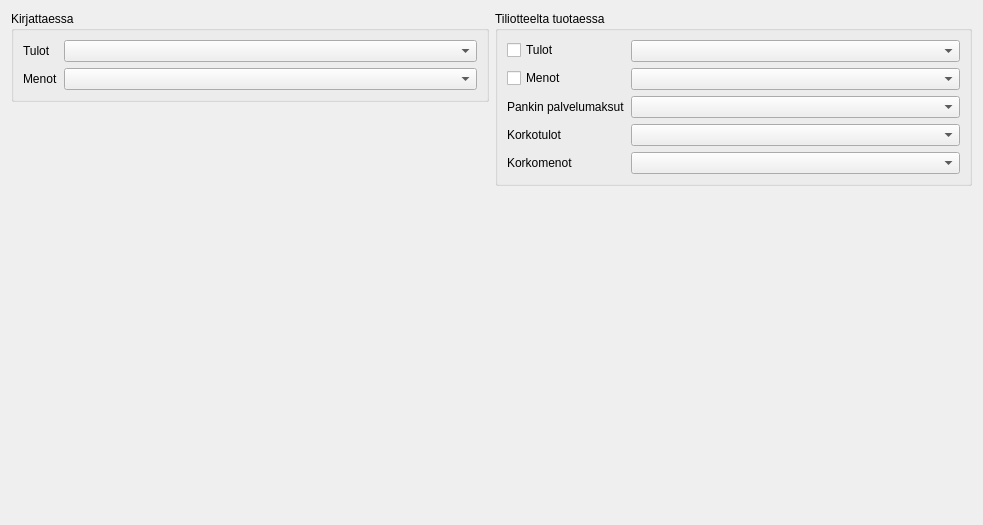
The window that kitsas/maaritys/oletustilimaaritys.ui (artoh/kitupiikki) describes before a commit, drawn with Qt 5.
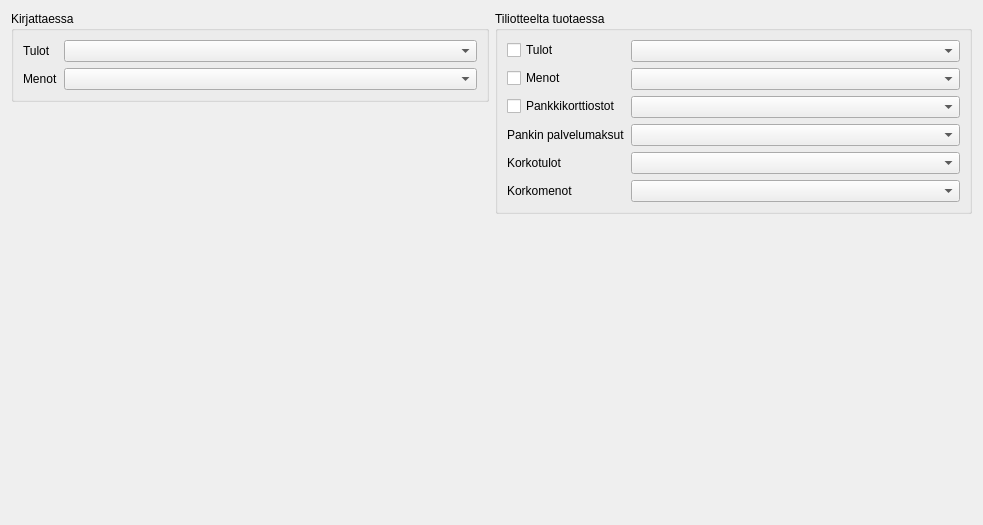
The same window after the commit. Custom widgets are drawn as their Qt base class.

```diff
--- a/kitsas/maaritys/oletustilimaaritys.ui
+++ b/kitsas/maaritys/oletustilimaaritys.ui
@@ -134,7 +134,7 @@
           </property>
          </widget>
         </item>
-        <item row="2" column="0">
+        <item row="3" column="0">
          <widget class="QLabel" name="label_3">
           <property name="text">
            <string>Pankin palvelumaksut</string>
@@ -144,7 +144,7 @@
           </property>
          </widget>
         </item>
-        <item row="2" column="1">
+        <item row="3" column="1">
          <widget class="TiliCombo" name="comboBox_6">
           <property name="Asetus" stdset="0">
            <string notr="true">PankkiPalvelumaksutili</string>
@@ -154,7 +154,7 @@
           </property>
          </widget>
         </item>
-        <item row="3" column="0">
+        <item row="4" column="0">
          <widget class="QLabel" name="label_4">
           <property name="text">
            <string>Korkotulot</string>
@@ -164,7 +164,7 @@
           </property>
          </widget>
         </item>
-        <item row="3" column="1">
+        <item row="4" column="1">
          <widget class="TiliCombo" name="comboBox_5">
           <property name="Asetus" stdset="0">
            <string notr="true">PankkiSaapuvakorko</string>
@@ -174,7 +174,7 @@
           </property>
          </widget>
         </item>
-        <item row="4" column="0">
+        <item row="5" column="0">
          <widget class="QLabel" name="label_5">
           <property name="text">
            <string>Korkomenot</string>
@@ -184,7 +184,7 @@
           </property>
          </widget>
         </item>
-        <item row="4" column="1">
+        <item row="5" column="1">
          <widget class="TiliCombo" name="comboBox_7">
           <property name="Asetus" stdset="0">
            <string notr="true">PankkiMaksettavakorko</string>
@@ -194,6 +194,26 @@
           </property>
          </widget>
         </item>
+        <item row="2" column="0">
+         <widget class="QCheckBox" name="checkBox_3">
+          <property name="text">
+           <string>Pankkikorttiostot</string>
+          </property>
+          <property name="Asetus" stdset="0">
+           <string notr="true">TiliotePankkikorttitiliKaytossa</string>
+          </property>
+         </widget>
+        </item>
+        <item row="2" column="1">
+         <widget class="TiliCombo" name="comboBox_8">
+          <property name="Asetus" stdset="0">
+           <string notr="true">TiliotePankkikorttitili</string>
+          </property>
+          <property name="Tilit" stdset="0">
+           <string notr="true">BO</string>
+          </property>
+         </widget>
+        </item>
        </layout>
       </widget>
      </item>
```
Left out of the diff: 30 changed lines with no effect on the pictures.
